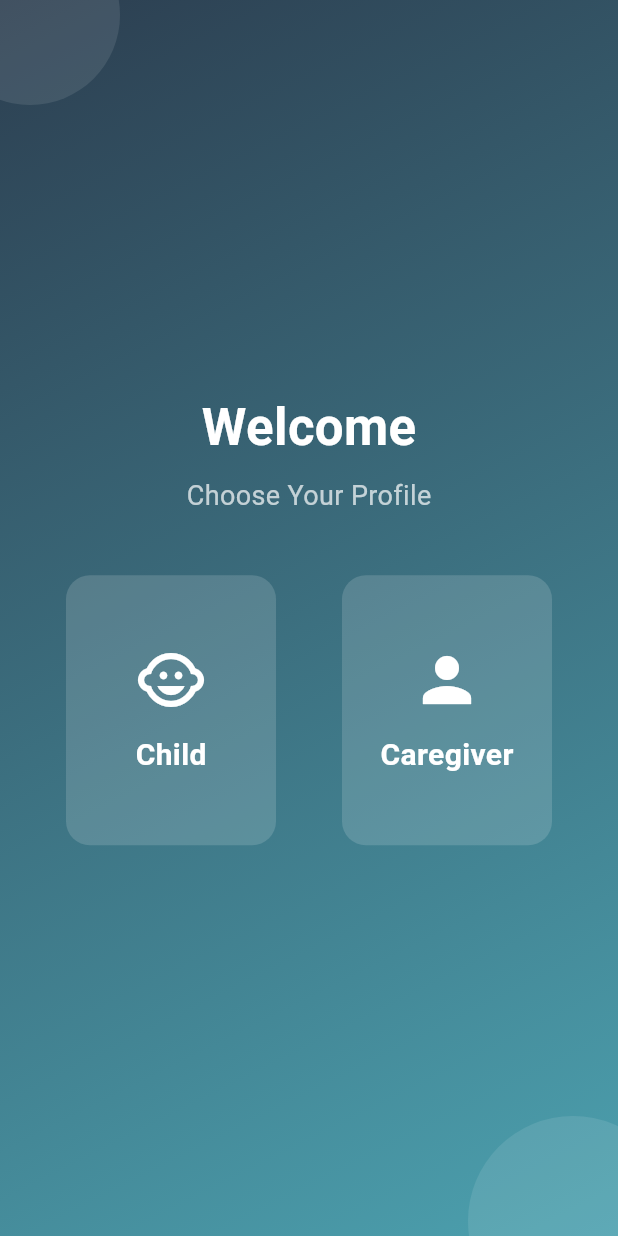
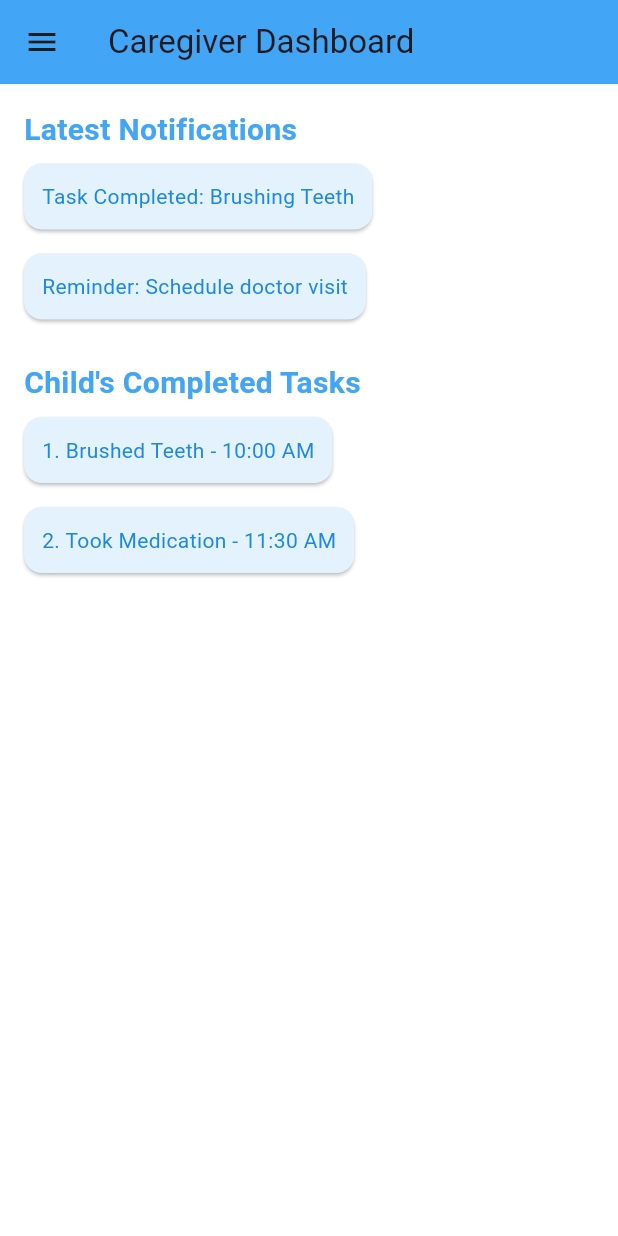
Before and after one commit to piyara99/testapp1, a Flutter app: the MainDashboard screen opened directly, after a tap on "Caregiver", on a phone screen of 412 x 824 dp. Run offline on Flutter 3.47's test engine with Material 3 defaults, Android fonts, the light colour scheme and no system bars.

Commit message:
added caregiver dashboard

```diff
--- /dev/null
+++ b/lib/caregiver_dashboard.dart
@@ -0,0 +1,134 @@
+import 'package:flutter/material.dart';
+
+void main() {
+  runApp(MyApp());
+}
+
+class MyApp extends StatelessWidget {
+  const MyApp({super.key});
+
+  @override
+  Widget build(BuildContext context) {
+    return MaterialApp(
+      title: 'Autism Care Dashboard',
+      theme: ThemeData(
+        primaryColor: Colors.blue[400], // Calm Blue
+        hintColor: Colors.white, // White
+      ),
+      home: CaregiverDashboard(),
+    );
+  }
+}
+
+class CaregiverDashboard extends StatefulWidget {
+  const CaregiverDashboard({super.key});
+
+  @override
+  // ignore: library_private_types_in_public_api
+  _CaregiverDashboardState createState() => _CaregiverDashboardState();
+}
+
+class _CaregiverDashboardState extends State<CaregiverDashboard> {
+  @override
+  Widget build(BuildContext context) {
+    return Scaffold(
+      backgroundColor: Colors.white, // Background Color
+      appBar: AppBar(
+        title: Text('Caregiver Dashboard'),
+        backgroundColor: Colors.blue[400], // Calm Blue
+      ),
+      drawer: Drawer(
+        child: ListView(
+          padding: EdgeInsets.zero,
+          children: <Widget>[
+            UserAccountsDrawerHeader(
+              accountName: Text('Caregiver Name'),
+              accountEmail: Text('caregiver@example.com'),
+              currentAccountPicture: CircleAvatar(
+                backgroundColor: Colors.white,
+                child: Icon(Icons.person, color: Colors.blue[400]),
+              ),
+              decoration: BoxDecoration(color: Colors.blue[400]),
+            ),
+            ListTile(title: Text('Dashboard'), onTap: () {}),
+            ListTile(title: Text('Settings'), onTap: () {}),
+            ListTile(title: Text('Log Out'), onTap: () {}),
+          ],
+        ),
+      ),
+      body: Padding(
+        padding: const EdgeInsets.all(16.0),
+        child: Column(
+          crossAxisAlignment: CrossAxisAlignment.start,
+          children: [
+            // Latest Notifications Section
+            Text(
+              'Latest Notifications',
+              style: TextStyle(
+                fontSize: 20,
+                fontWeight: FontWeight.bold,
+                color: Colors.blue[400],
+              ),
+            ),
+            Card(
+              color: Colors.blue[50],
+              margin: EdgeInsets.symmetric(vertical: 8),
+              child: Padding(
+                padding: const EdgeInsets.all(12.0),
+                child: Text(
+                  'Task Completed: Brushing Teeth',
+                  style: TextStyle(color: Colors.blue[600]),
+                ),
+              ),
+            ),
+            Card(
+              color: Colors.blue[50],
+              margin: EdgeInsets.symmetric(vertical: 8),
+              child: Padding(
+                padding: const EdgeInsets.all(12.0),
+                child: Text(
+                  'Reminder: Schedule doctor visit',
+                  style: TextStyle(color: Colors.blue[600]),
+                ),
+              ),
+            ),
+
+            SizedBox(height: 20),
+
+            // Overview Section for Completed Tasks
+            Text(
+              'Child\'s Completed Tasks',
+              style: TextStyle(
+                fontSize: 20,
+                fontWeight: FontWeight.bold,
+                color: Colors.blue[400],
+              ),
+            ),
+            Card(
+              color: Colors.blue[50],
+              margin: EdgeInsets.symmetric(vertical: 8),
+              child: Padding(
+                padding: const EdgeInsets.all(12.0),
+                child: Text(
+                  '1. Brushed Teeth - 10:00 AM',
+                  style: TextStyle(color: Colors.blue[600]),
+                ),
+              ),
+            ),
+            Card(
+              color: Colors.blue[50],
+              margin: EdgeInsets.symmetric(vertical: 8),
+              child: Padding(
+                padding: const EdgeInsets.all(12.0),
+                child: Text(
+                  '2. Took Medication - 11:30 AM',
+                  style: TextStyle(color: Colors.blue[600]),
+                ),
+              ),
+            ),
+          ],
+        ),
+      ),
+    );
+  }
+}
--- a/lib/main.dart
+++ b/lib/main.dart
@@ -129,7 +129,12 @@ class SignUpPage extends StatelessWidget {
                       ),
                     ),
                     onPressed: () {
-                      // TODO: Implement sign-up logic
+                      Navigator.pushReplacement(
+                        context,
+                        MaterialPageRoute(
+                          builder: (context) => const MainDashboard(),
+                        ),
+                      );
                     },
                     child: const Text(
                       "SIGN UP",
@@ -151,9 +156,7 @@ class SignUpPage extends StatelessWidget {
                         style: TextStyle(color: Colors.white70),
                       ),
                       GestureDetector(
-                        onTap: () {
-                          // TODO: Navigate to Sign In page
-                        },
+                        onTap: () {},
                         child: const Text(
                           "Sign in",
                           style: TextStyle(
--- a/lib/main_dashboard.dart
+++ b/lib/main_dashboard.dart
@@ -1,4 +1,5 @@
 import 'package:flutter/material.dart';
+import 'caregiver_dashboard.dart'; // Import the caregiver_dashboard.dart file
 
 void main() {
   runApp(const MyApp());
@@ -96,7 +97,15 @@ class MainDashboard extends StatelessWidget {
                         ProfileCard(
                           title: 'Caregiver',
                           icon: Icons.person,
-                          onTap: () {},
+                          onTap: () {
+                            // Navigate to Caregiver Dashboard
+                            Navigator.push(
+                              context,
+                              MaterialPageRoute(
+                                builder: (context) => CaregiverDashboard(),
+                              ),
+                            );
+                          },
                         ),
                       ],
                     ),
@@ -132,7 +141,6 @@ class ProfileCard extends StatelessWidget {
         width: 140,
         height: 180,
         decoration: BoxDecoration(
-          // Replace withAlpha(38) (~0.15 opacity) or any value that suits your preference
           color: Colors.white.withAlpha(38),
           borderRadius: BorderRadius.circular(16),
         ),
```
